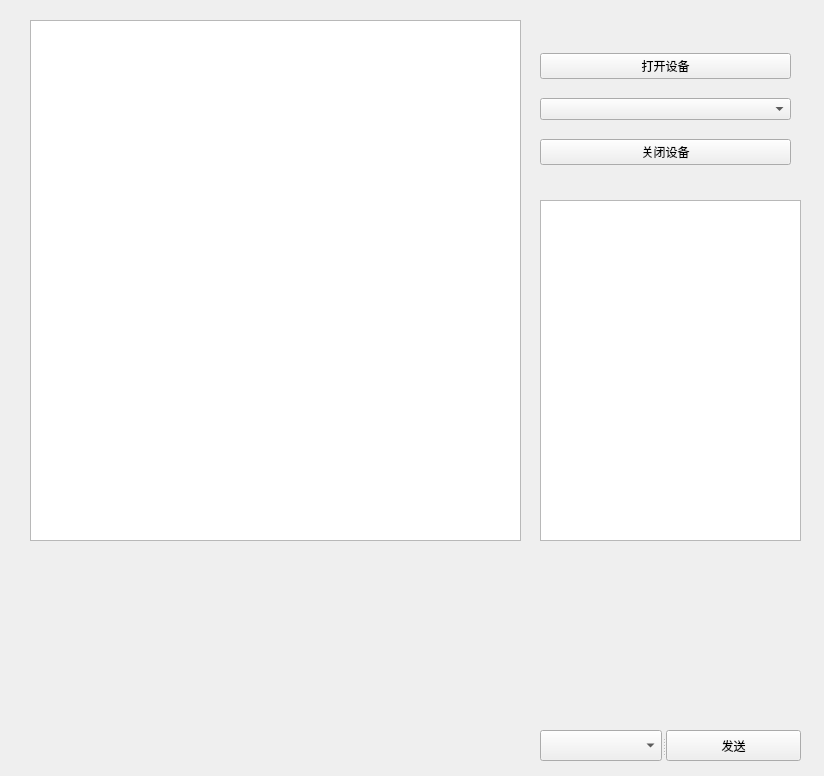
This is JiangCan_Tools/can.ui in flamboyante/file-tools as Qt 5 draws it before an edit. The edited form follows.
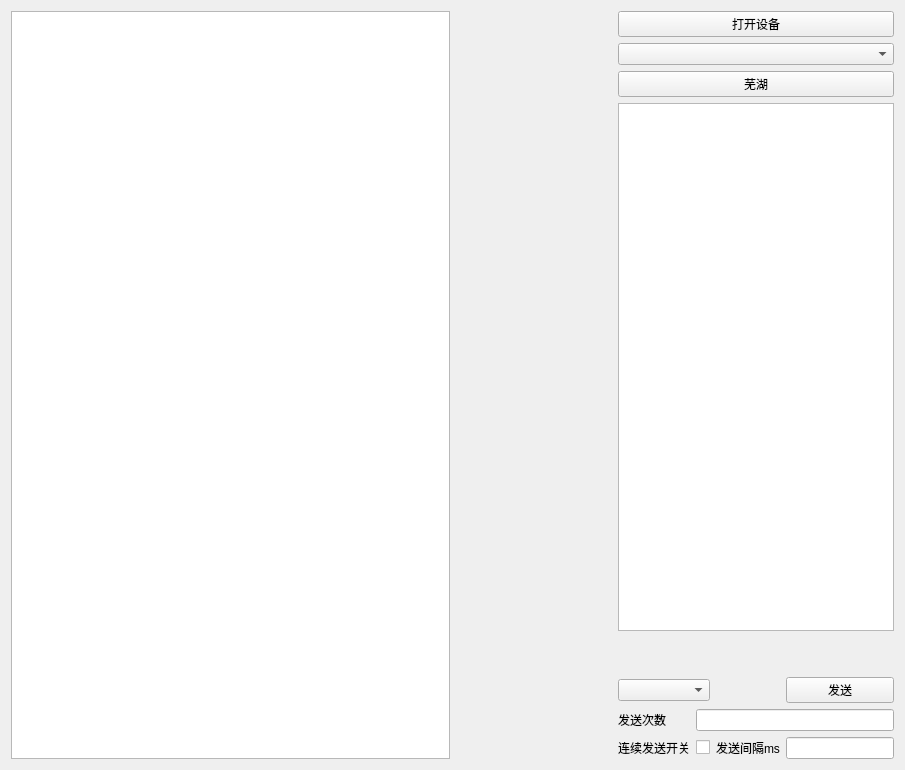
This is the edited form. Custom widgets are drawn as their Qt base class.

Commit message:
feat(JiangCan_Tools):重构 CAN 工具界面和功能
- 重新设计了 CAN工具的 UI 布局，增加了更多控制选项
- 添加了连续发送功能，支持自定义发送次数和间隔
-增加了快遥和慢遥两种发送模式
- 优化了设备打开和发送流程
- 更新了 MainWindow_Frame 界面，增加了新的 radio button 组件
-暂时只有一个HKJtableview

Diff of the .ui file:
```diff
--- a/JiangCan_Tools/can.ui
+++ b/JiangCan_Tools/can.ui
@@ -6,61 +6,35 @@
    <rect>
     <x>0</x>
     <y>0</y>
-    <width>824</width>
-    <height>776</height>
+    <width>905</width>
+    <height>770</height>
    </rect>
   </property>
   <property name="windowTitle">
    <string>Form</string>
   </property>
-  <widget class="QTextEdit" name="textEdit_Recv">
-   <property name="geometry">
-    <rect>
-     <x>30</x>
-     <y>20</y>
-     <width>491</width>
-     <height>521</height>
-    </rect>
-   </property>
-  </widget>
-  <widget class="QTextEdit" name="textEdit_Info">
-   <property name="geometry">
-    <rect>
-     <x>540</x>
-     <y>200</y>
-     <width>261</width>
-     <height>341</height>
-    </rect>
-   </property>
-  </widget>
-  <widget class="QSplitter" name="splitter_2">
-   <property name="geometry">
-    <rect>
-     <x>540</x>
-     <y>730</y>
-     <width>261</width>
-     <height>31</height>
-    </rect>
-   </property>
+  <layout class="QHBoxLayout" name="horizontalLayout_2">
+   <item>
+    <widget class="QTextEdit" name="textEdit_Recv"/>
+   </item>
+   <item>
+    <layout class="QHBoxLayout" name="horizontalLayout">
+     <item>
+      <spacer name="horizontalSpacer">
    <property name="orientation">
     <enum>Qt::Horizontal</enum>
    </property>
-   <widget class="QComboBox" name="comboBox_Ycyk"/>
-   <widget class="QPushButton" name="pushButton_Send">
-    <property name="text">
-     <string>发送</string>
-    </property>
-   </widget>
-  </widget>
-  <widget class="QWidget" name="">
-   <property name="geometry">
-    <rect>
-     <x>540</x>
-     <y>40</y>
-     <width>251</width>
-     <height>141</height>
-    </rect>
-   </property>
+       <property name="sizeHint" stdset="0">
+        <size>
+         <width>40</width>
+         <height>20</height>
+        </size>
+       </property>
+      </spacer>
+     </item>
+     <item>
+      <layout class="QVBoxLayout" name="verticalLayout_2">
+       <item>
    <layout class="QVBoxLayout" name="verticalLayout">
     <item>
      <widget class="QPushButton" name="pushButton_Open">
@@ -75,13 +49,105 @@
     <item>
      <widget class="QPushButton" name="pushButton_Close">
       <property name="text">
-       <string>关闭设备</string>
+            <string>芜湖</string>
       </property>
      </widget>
     </item>
    </layout>
-  </widget>
- </widget>
+       </item>
+       <item>
+        <widget class="QTextEdit" name="textEdit_Info"/>
+       </item>
+       <item>
+        <spacer name="verticalSpacer">
+         <property name="orientation">
+          <enum>Qt::Vertical</enum>
+         </property>
+         <property name="sizeType">
+          <enum>QSizePolicy::Fixed</enum>
+         </property>
+         <property name="sizeHint" stdset="0">
+          <size>
+           <width>20</width>
+           <height>40</height>
+          </size>
+         </property>
+        </spacer>
+       </item>
+       <item>
+        <layout class="QGridLayout" name="gridLayout">
+         <item row="2" column="1">
+          <widget class="QCheckBox" name="checkBox_sendFlag">
+           <property name="text">
+            <string/>
+           </property>
+          </widget>
+         </item>
+         <item row="2" column="3">
+          <widget class="EditableComboBox" name="comboBox_sendTime_lag">
+           <property name="editable" stdset="0">
+            <bool>true</bool>
+           </property>
+          </widget>
+         </item>
+         <item row="2" column="2">
+          <widget class="QLabel" name="label_3">
+           <property name="text">
+            <string>发送间隔ms</string>
+           </property>
+          </widget>
+         </item>
+         <item row="0" column="3">
+          <widget class="QPushButton" name="pushButton_Send">
+           <property name="text">
+            <string>发送</string>
+           </property>
+          </widget>
+         </item>
+         <item row="2" column="0">
+          <widget class="QLabel" name="label">
+           <property name="text">
+            <string>连续发送开关</string>
+           </property>
+          </widget>
+         </item>
+         <item row="1" column="1" colspan="3">
+          <widget class="EditableComboBox" name="comboBox_sendTimes">
+           <property name="editable" stdset="0">
+            <bool>true</bool>
+           </property>
+          </widget>
+         </item>
+         <item row="0" column="0" colspan="2">
+          <widget class="QComboBox" name="comboBox_Ycyk"/>
+         </item>
+         <item row="1" column="0">
+          <widget class="QLabel" name="label_2">
+           <property name="text">
+            <string>发送次数</string>
+           </property>
+          </widget>
+         </item>
+        </layout>
+       </item>
+      </layout>
+     </item>
+    </layout>
+   </item>
+  </layout>
+ </widget>
+ <customwidgets>
+  <customwidget>
+   <class>LineEdit</class>
+   <extends>QLineEdit</extends>
+   <header>qfluentwidgets</header>
+  </customwidget>
+  <customwidget>
+   <class>EditableComboBox</class>
+   <extends>LineEdit</extends>
+   <header>qfluentwidgets</header>
+  </customwidget>
+ </customwidgets>
  <resources/>
  <connections/>
 </ui>
```
Left out of the diff: 2 changed lines with no effect on the pictures. Lines whose indentation alone changed are shown as unchanged. The commit also changes 6 other files.
